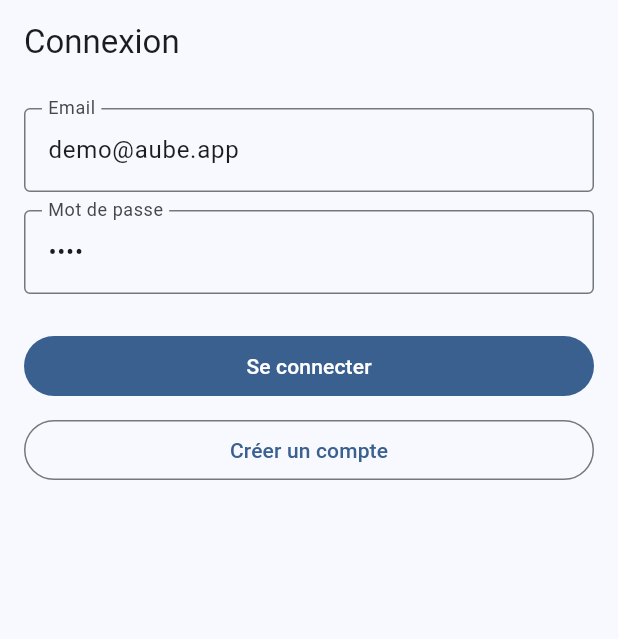
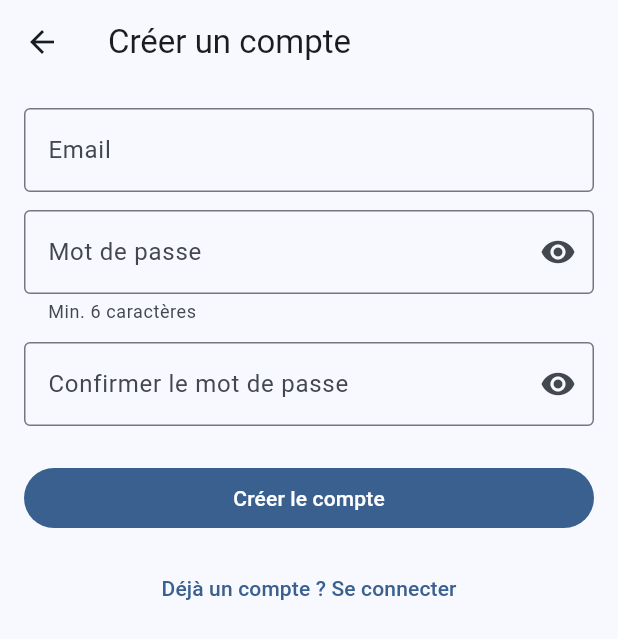
Before and after one commit to clementruch/lampe_aube_app, a Flutter app: the screen it shows after launch, after a tap on "Créer un compte", on a phone screen of 412 x 824 dp. Shown: the top 639 px of the screen. Run offline on Flutter 3.47's test engine with Material 3 defaults, Android fonts, the phone set to English and light mode, and no system bars; our stand-ins replace shared_preferences; network calls fail.

```diff
--- a/lib/pages/login_page.dart
+++ b/lib/pages/login_page.dart
@@ -2,6 +2,7 @@ import 'package:flutter/material.dart';
 import 'package:provider/provider.dart';
 import '../state/app_state.dart';
 import 'devices_page.dart';
+import 'signup_page.dart';
 
 class LoginPage extends StatefulWidget {
   const LoginPage({super.key});
@@ -15,23 +16,30 @@ class _LoginPageState extends State<LoginPage> {
   final _emailCtrl = TextEditingController(text: 'demo@aube.app');
   final _passCtrl = TextEditingController(text: 'demo');
   bool _loading = false;
+  bool _showPass = false;
 
-  Future<void> _do(bool signup) async {
+  @override
+  void dispose() {
+    _emailCtrl.dispose();
+    _passCtrl.dispose();
+    super.dispose();
+  }
+
+  Future<void> _doLogin() async {
     if (!_formKey.currentState!.validate()) return;
     final app = context.read<AppState>();
     setState(() => _loading = true);
     try {
-      final err = signup
-          ? await app.signup(
-              email: _emailCtrl.text.trim(), password: _passCtrl.text)
-          : await app.login(
-              email: _emailCtrl.text.trim(), password: _passCtrl.text);
-
+      final err = await app.login(
+        email: _emailCtrl.text.trim(),
+        password: _passCtrl.text,
+      );
       if (err == null && mounted) {
         Navigator.pushReplacement(
-            context, MaterialPageRoute(builder: (_) => const DevicesPage()));
-      } else {
-        if (!mounted) return;
+          context,
+          MaterialPageRoute(builder: (_) => const DevicesPage()),
+        );
+      } else if (mounted) {
         ScaffoldMessenger.of(context)
             .showSnackBar(SnackBar(content: Text(err ?? 'Erreur inconnue')));
       }
@@ -53,24 +61,45 @@ class _LoginPageState extends State<LoginPage> {
               controller: _emailCtrl,
               decoration: const InputDecoration(labelText: 'Email'),
               validator: (v) => (v == null || v.isEmpty) ? 'Requis' : null,
+              keyboardType: TextInputType.emailAddress,
+              textInputAction: TextInputAction.next,
+              autofillHints: const [AutofillHints.username, AutofillHints.email],
             ),
             const SizedBox(height: 12),
             TextFormField(
               controller: _passCtrl,
-              obscureText: true,
-              decoration: const InputDecoration(labelText: 'Mot de passe'),
+              obscureText: !_showPass,
+              decoration: InputDecoration(
+                labelText: 'Mot de passe',
+                suffixIcon: IconButton(
+                  onPressed: () => setState(() => _showPass = !_showPass),
+                  icon: Icon(_showPass ? Icons.visibility_off : Icons.visibility),
+                  tooltip: _showPass ? 'Masquer' : 'Afficher',
+                ),
+              ),
               validator: (v) => (v == null || v.isEmpty) ? 'Requis' : null,
+              textInputAction: TextInputAction.done,
+              onFieldSubmitted: (_) => _loading ? null : _doLogin(),
+              autofillHints: const [AutofillHints.password],
             ),
             const SizedBox(height: 24),
             FilledButton(
-              onPressed: _loading ? null : () => _do(false),
+              onPressed: _loading ? null : _doLogin,
               child: _loading
-                  ? const CircularProgressIndicator()
+                  ? const SizedBox(
+                      width: 18, height: 18, child: CircularProgressIndicator(strokeWidth: 2))
                   : const Text('Se connecter'),
             ),
             const SizedBox(height: 8),
             OutlinedButton(
-              onPressed: _loading ? null : () => _do(true),
+              onPressed: _loading
+                  ? null
+                  : () {
+                      Navigator.push(
+                        context,
+                        MaterialPageRoute(builder: (_) => const SignupPage()),
+                      );
+                    },
               child: const Text('Créer un compte'),
             ),
           ],
--- /dev/null
+++ b/lib/pages/signup_page.dart
@@ -0,0 +1,149 @@
+import 'package:flutter/material.dart';
+import 'package:provider/provider.dart';
+import '../state/app_state.dart';
+import 'devices_page.dart';
+import 'login_page.dart';
+
+class SignupPage extends StatefulWidget {
+  const SignupPage({super.key});
+
+  @override
+  State<SignupPage> createState() => _SignupPageState();
+}
+
+class _SignupPageState extends State<SignupPage> {
+  final _formKey = GlobalKey<FormState>();
+  final _emailCtrl = TextEditingController();
+  final _passCtrl = TextEditingController();
+  final _confirmCtrl = TextEditingController();
+
+  bool _loading = false;
+  bool _showPass = false;
+  bool _showConfirm = false;
+
+  @override
+  void dispose() {
+    _emailCtrl.dispose();
+    _passCtrl.dispose();
+    _confirmCtrl.dispose();
+    super.dispose();
+  }
+
+  Future<void> _doSignup() async {
+    if (!_formKey.currentState!.validate()) return;
+    final app = context.read<AppState>();
+    setState(() => _loading = true);
+    try {
+      final err = await app.signup(
+        email: _emailCtrl.text.trim(),
+        password: _passCtrl.text,
+      );
+      if (err == null && mounted) {
+        Navigator.pushReplacement(
+          context,
+          MaterialPageRoute(builder: (_) => const DevicesPage()),
+        );
+      } else {
+        if (!mounted) return;
+        ScaffoldMessenger.of(context)
+            .showSnackBar(SnackBar(content: Text(err ?? 'Erreur inconnue')));
+      }
+    } finally {
+      if (mounted) setState(() => _loading = false);
+    }
+  }
+
+  String? _validateEmail(String? v) {
+    if (v == null || v.trim().isEmpty) return 'Email requis';
+    // Simple check
+    if (!v.contains('@') || !v.contains('.')) return 'Email invalide';
+    return null;
+  }
+
+  String? _validatePassword(String? v) {
+    if (v == null || v.isEmpty) return 'Mot de passe requis';
+    if (v.length < 6) return 'Au moins 6 caractères';
+    return null;
+  }
+
+  String? _validateConfirm(String? v) {
+    if (v == null || v.isEmpty) return 'Confirmation requise';
+    if (v != _passCtrl.text) return 'Les mots de passe ne correspondent pas';
+    return null;
+  }
+
+  @override
+  Widget build(BuildContext context) {
+    return Scaffold(
+      appBar: AppBar(title: const Text('Créer un compte')),
+      body: Form(
+        key: _formKey,
+        child: ListView(
+          padding: const EdgeInsets.all(16),
+          children: [
+            TextFormField(
+              controller: _emailCtrl,
+              decoration: const InputDecoration(labelText: 'Email'),
+              validator: _validateEmail,
+              keyboardType: TextInputType.emailAddress,
+              autofillHints: const [AutofillHints.email],
+            ),
+            const SizedBox(height: 12),
+            TextFormField(
+              controller: _passCtrl,
+              obscureText: !_showPass,
+              decoration: InputDecoration(
+                labelText: 'Mot de passe',
+                helperText: 'Min. 6 caractères',
+                suffixIcon: IconButton(
+                  onPressed: () => setState(() => _showPass = !_showPass),
+                  icon:
+                      Icon(_showPass ? Icons.visibility_off : Icons.visibility),
+                ),
+              ),
+              validator: _validatePassword,
+              autofillHints: const [AutofillHints.newPassword],
+            ),
+            const SizedBox(height: 12),
+            TextFormField(
+              controller: _confirmCtrl,
+              obscureText: !_showConfirm,
+              decoration: InputDecoration(
+                labelText: 'Confirmer le mot de passe',
+                suffixIcon: IconButton(
+                  onPressed: () => setState(() => _showConfirm = !_showConfirm),
+                  icon: Icon(
+                      _showConfirm ? Icons.visibility_off : Icons.visibility),
+                ),
+              ),
+              validator: _validateConfirm,
+              autofillHints: const [AutofillHints.newPassword],
+            ),
+            const SizedBox(height: 24),
+            FilledButton(
+              onPressed: _loading ? null : _doSignup,
+              child: _loading
+                  ? const SizedBox(
+                      width: 18,
+                      height: 18,
+                      child: CircularProgressIndicator(strokeWidth: 2))
+                  : const Text('Créer le compte'),
+            ),
+            const SizedBox(height: 12),
+            TextButton(
+              onPressed: _loading
+                  ? null
+                  : () {
+                      Navigator.pushReplacement(
+                        context,
+                        MaterialPageRoute(builder: (_) => const LoginPage()),
+                      );
+                    },
+              child: const Text('Déjà un compte ? Se connecter'),
+            ),
+          ],
+        ),
+      ),
+    );
+  }
+}
--- a/lib/state/app_state.dart
+++ b/lib/state/app_state.dart
@@ -22,6 +22,7 @@ class AppState extends ChangeNotifier {
   Future<void> _bootstrap() async {
     _token = prefs.getString('auth_token');
     _email = prefs.getString('auth_email');
+    api.authToken = _token;
     _initialized = true;
     notifyListeners();
   }
@@ -32,6 +33,7 @@ class AppState extends ChangeNotifier {
     if (res.success) {
       _token = res.token;
       _email = email;
+      api.authToken = _token;
       await prefs.setString('auth_token', _token!);
       await prefs.setString('auth_email', _email!);
       notifyListeners();
@@ -47,6 +49,7 @@ class AppState extends ChangeNotifier {
     if (res.success) {
       _token = res.token;
       _email = email;
+      api.authToken = _token;
       await prefs.setString('auth_token', _token!);
       await prefs.setString('auth_email', _email!);
       notifyListeners();
@@ -59,6 +62,7 @@ class AppState extends ChangeNotifier {
   Future<void> logout() async {
     _token = null;
     _email = null;
+    api.authToken = null;
     await prefs.remove('auth_token');
     await prefs.remove('auth_email');
     notifyListeners();
```
Also changed, not shown: lib/pages/devices_page.dart (+145 -7 lines), lib/services/http_api.dart (+64 -12 lines).
